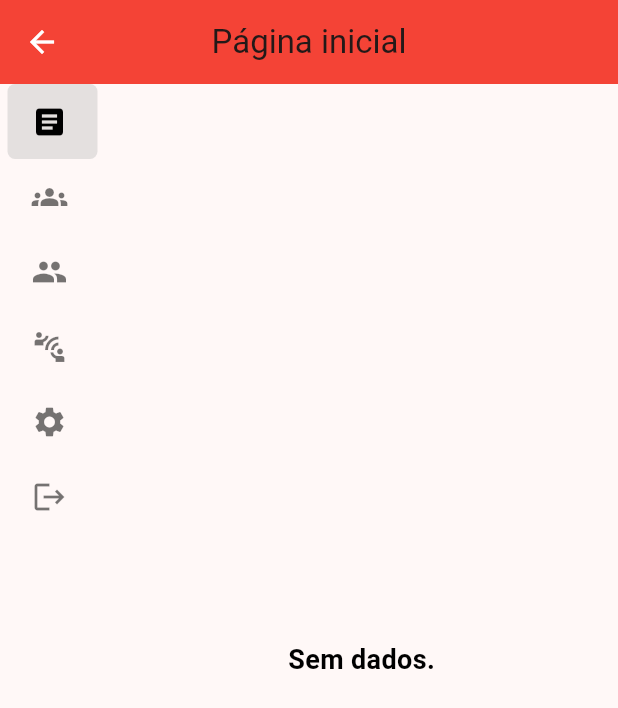
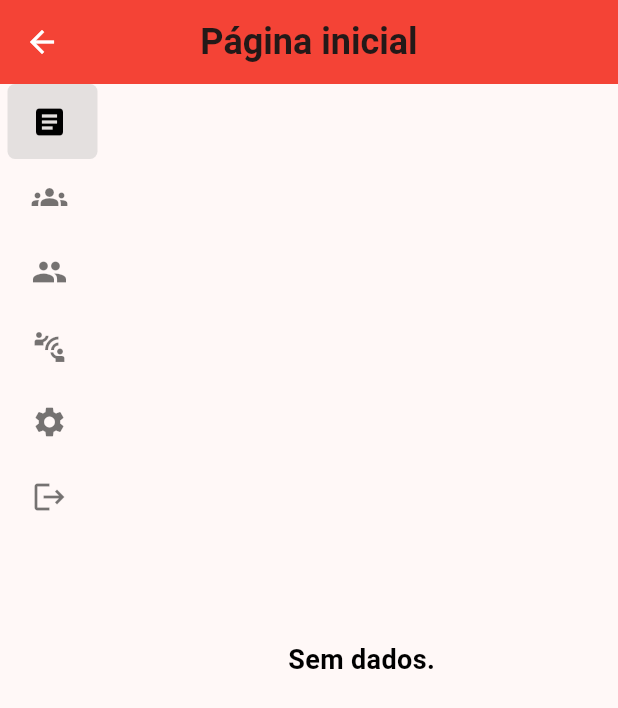
Before and after one commit to Caio-Caetano/pcj-catequese, a Flutter app: the HomePage screen opened directly with empty values, on a phone screen of 412 x 824 dp. Shown: the top 708 px of the screen. Run offline on Flutter 3.47's test engine with Material 3 defaults, Android fonts, the phone set to English and light mode, and no system bars; drawn by our look-alikes of easy_sidemenu; our stand-ins replace cloud_firestore, file_picker, firebase_core, firebase_storage, flutter_speed_dial, google_fonts and 3 more; missing offline and left inert: excel, search_cep; accounts and stored records are empty.

Commit message:
fix idade

```diff
--- a/lib/functions/years/years_and_ages.dart
+++ b/lib/functions/years/years_and_ages.dart
@@ -1,5 +1,6 @@
 int getAge(DateTime bDay) {
   DateTime currentDate = DateTime.now();
+  currentDate = DateTime(currentDate.year, 12, 31);
   int age = currentDate.year - bDay.year;
 
   int birthMonth = bDay.month;
--- a/lib/pages/home/home_page.dart
+++ b/lib/pages/home/home_page.dart
@@ -1,6 +1,7 @@
 import 'package:easy_sidemenu/easy_sidemenu.dart';
 import 'package:flutter/material.dart';
 import 'package:provider/provider.dart';
+import 'package:webapp/pages/home/catequistas/main_admin.dart';
 import 'package:webapp/pages/home/configuracoes/main.dart';
 import 'package:webapp/pages/home/respostas/main.dart';
 import 'package:webapp/viewmodels/auth_view_model.dart';
@@ -96,9 +97,7 @@ class _HomePageState extends State<HomePage> {
                 Center(
                   child: Text('Etapas', style: TextStyle(color: Colors.black)),
                 ),
-                Center(
-                  child: Text('Catequistas', style: TextStyle(color: Colors.black)),
-                ),
+                CatequistasMainAdmin(),
                 Center(
                   child: Text('Avisos', style: TextStyle(color: Colors.black)),
                 ),
--- a/lib/styles/light_theme.dart
+++ b/lib/styles/light_theme.dart
@@ -6,6 +6,9 @@ ThemeData lightTheme = ThemeData(
   useMaterial3: true,
   textTheme: GoogleFonts.titilliumWebTextTheme(
     const TextTheme(
+      titleLarge: TextStyle(fontWeight: FontWeight.bold, fontSize: 24, color: Colors.black),
+      titleMedium: TextStyle(fontWeight: FontWeight.bold, fontSize: 22, color: Colors.black),
+      titleSmall: TextStyle(fontWeight: FontWeight.bold, fontSize: 20, color: Colors.black),
       bodyMedium: TextStyle(fontWeight: FontWeight.w700, fontSize: 18, color: Colors.black),
       bodySmall: TextStyle(fontWeight: FontWeight.w700, fontSize: 18, color: Colors.white),
     ),
```
Also changed, not shown: lib/controller/user_controller.dart (added, +9 -0 lines), lib/pages/home/catequistas/main_admin.dart (added, +31 -0 lines).
